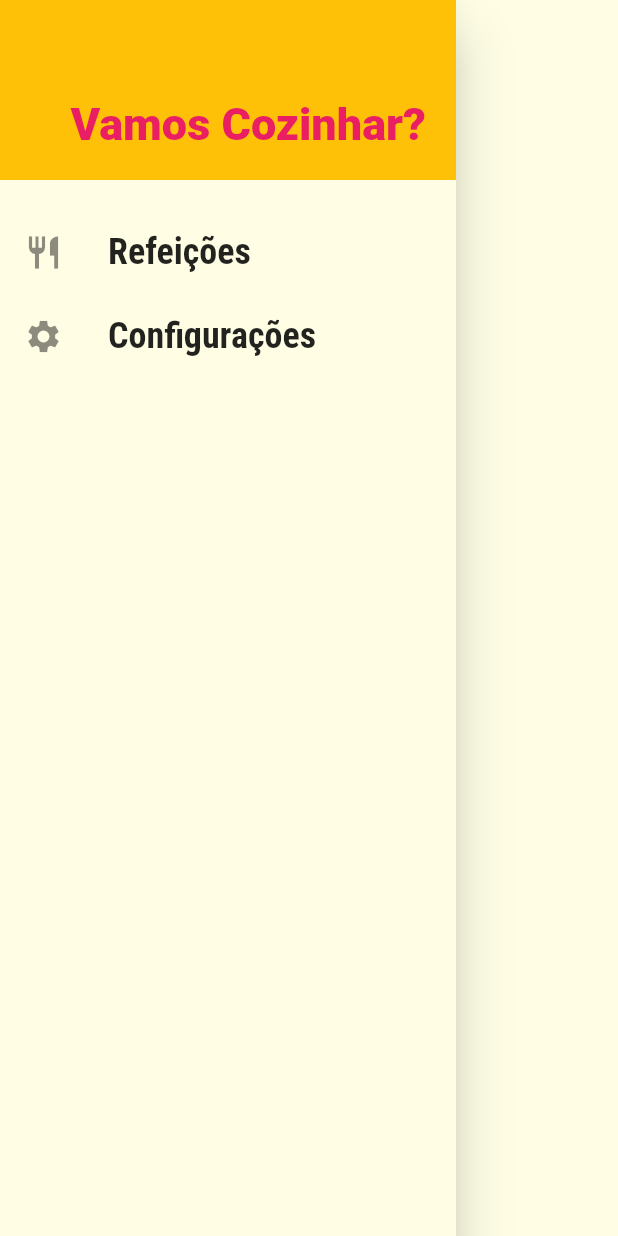
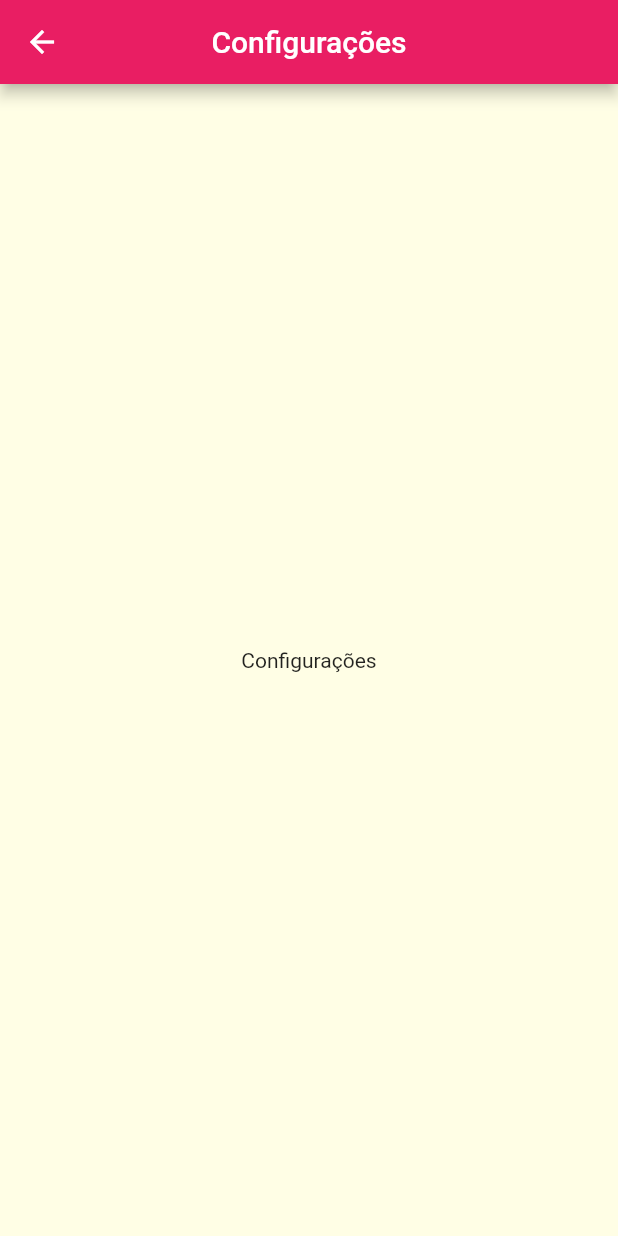
Before and after one commit to leonardogm85/flutter-meals, a Flutter app: the MainDrawer widget shown alone on an empty page, opened directly, after a tap on "Configurações", on a phone screen of 412 x 824 dp. Run offline on Flutter 3.47's test engine with Material 2 defaults, Android fonts, the phone set to English and light mode, and no system bars; network calls fail.

Commit message:
Adicionando Links no Drawer

```diff
--- a/lib/components/main_drawer.dart
+++ b/lib/components/main_drawer.dart
@@ -1,9 +1,10 @@
 import 'package:flutter/material.dart';
+import 'package:meals/utils/app_routes.dart';
 
 class MainDrawer extends StatelessWidget {
   const MainDrawer({Key? key}) : super(key: key);
 
-  Widget _createItem(IconData icon, String label) {
+  Widget _createItem(IconData icon, String label, void Function() onTap) {
     return ListTile(
       leading: Icon(
         icon,
@@ -17,7 +18,7 @@ class MainDrawer extends StatelessWidget {
           fontWeight: FontWeight.bold,
         ),
       ),
-      onTap: () {},
+      onTap: onTap,
     );
   }
 
@@ -47,10 +48,12 @@ class MainDrawer extends StatelessWidget {
           _createItem(
             Icons.restaurant,
             'Refeições',
+            () => Navigator.of(context).pushNamed(AppRoutes.home),
           ),
           _createItem(
             Icons.settings,
             'Configurações',
+            () => Navigator.of(context).pushNamed(AppRoutes.settings),
           ),
         ],
       ),
--- a/lib/main.dart
+++ b/lib/main.dart
@@ -1,7 +1,7 @@
 import 'package:flutter/material.dart';
 import 'package:meals/screens/categories_meals_screen.dart';
-import 'package:meals/screens/categories_screen.dart';
 import 'package:meals/screens/meal_detail_screen.dart';
+import 'package:meals/screens/settings_screen.dart';
 import 'package:meals/screens/tabs_screen.dart';
 import 'package:meals/utils/app_routes.dart';
 
@@ -31,6 +31,7 @@ class MyApp extends StatelessWidget {
       ),
       routes: {
         AppRoutes.home: (_) => const TabsScreen(),
+        AppRoutes.settings: (_) => const SettingsScreen(),
         AppRoutes.categoriesMeals: (_) => const CategoriesMealsScreen(),
         AppRoutes.mealDetail: (_) => const MealDetailScreen(),
       },
--- /dev/null
+++ b/lib/screens/settings_screen.dart
@@ -0,0 +1,18 @@
+import 'package:flutter/material.dart';
+
+class SettingsScreen extends StatelessWidget {
+  const SettingsScreen({Key? key}) : super(key: key);
+
+  @override
+  Widget build(BuildContext context) {
+    return Scaffold(
+      appBar: AppBar(
+        title: const Text('Configurações'),
+        centerTitle: true,
+      ),
+      body: const Center(
+        child: Text('Configurações'),
+      ),
+    );
+  }
+}
--- a/lib/utils/app_routes.dart
+++ b/lib/utils/app_routes.dart
@@ -2,4 +2,5 @@ class AppRoutes {
   static const String home = '/';
   static const String categoriesMeals = '/categories-meals';
   static const String mealDetail = '/meal-detail';
+  static const String settings = '/settings';
 }
```
